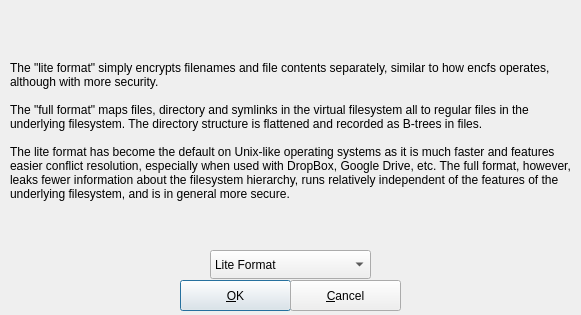
mhogomchungu/sirikali, file src/securefscreateoptions.ui: the form before one commit.
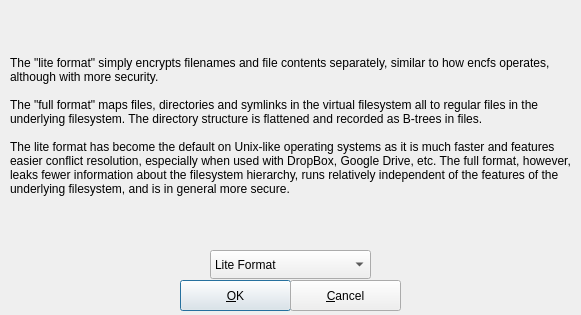
The form after the commit.

Patch:
```diff
--- a/src/securefscreateoptions.ui
+++ b/src/securefscreateoptions.ui
@@ -17,15 +17,15 @@
    <property name="geometry">
     <rect>
      <x>10</x>
-     <y>10</y>
+     <y>0</y>
      <width>561</width>
-     <height>241</height>
+     <height>251</height>
     </rect>
    </property>
    <property name="text">
     <string>The &quot;lite format&quot; simply encrypts filenames and file contents separately, similar to how encfs operates, although with more security.
 
-The &quot;full format&quot; maps files, directory and symlinks in the virtual filesystem all to regular files in the underlying filesystem. The directory structure is flattened and recorded as B-trees in files.
+The &quot;full format&quot; maps files, directories and symlinks in the virtual filesystem all to regular files in the underlying filesystem. The directory structure is flattened and recorded as B-trees in files.
 
 The lite format has become the default on Unix-like operating systems as it is much faster and features easier conflict resolution, especially when used with DropBox, Google Drive, etc. The full format, however, leaks fewer information about the filesystem hierarchy, runs relatively independent of the features of the underlying filesystem, and is in general more secure.</string>
    </property>
```
